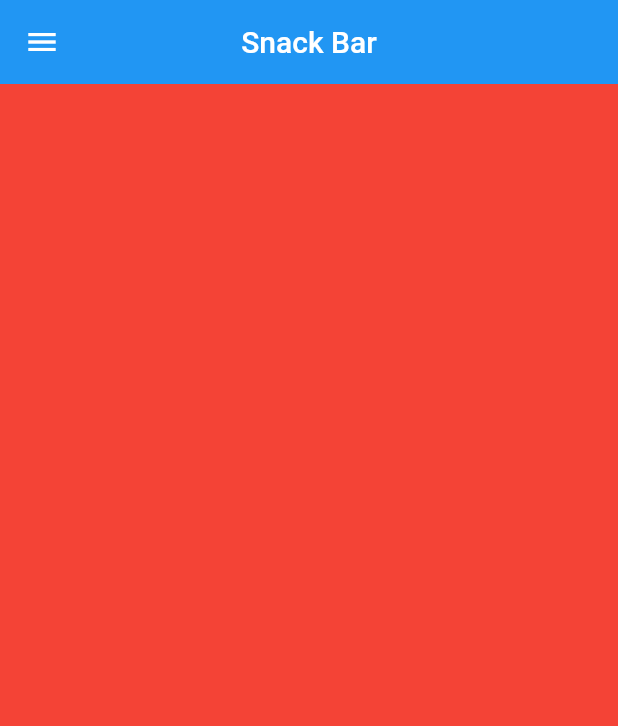
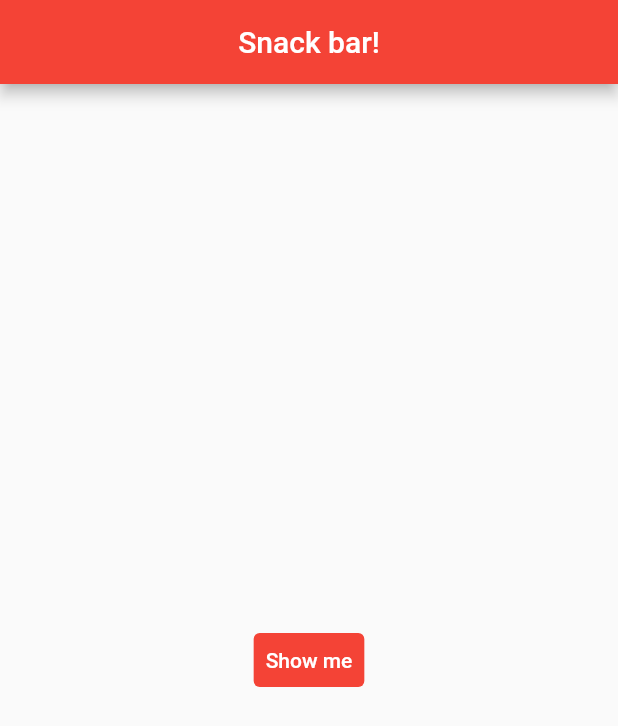
Before and after one commit to keimindev/flutter_prac, a Flutter app: the screen it shows after launch, on a phone screen of 412 x 824 dp. Shown: the top 726 px of the screen. Run offline on Flutter 3.47's test engine with Material 2 defaults, Android fonts, the phone set to English and light mode, and no system bars.

Commit message:
03.Snack bar fundemental

```diff
--- a/lib/main.dart
+++ b/lib/main.dart
@@ -14,6 +14,9 @@ class MyApp extends StatelessWidget {
       debugShowCheckedModeBanner: false,
       title: "Snack Bar",
       // 정상적으로 실행되었을 때 제일 먼저 보여주는 곳이 home
+      theme: ThemeData(
+        primarySwatch: Colors.red,
+      ),
       home: MyPage(),
     );
   }
@@ -22,71 +25,29 @@ class MyApp extends StatelessWidget {
 class MyPage extends StatelessWidget {
   @override
   Widget build(BuildContext context) {
-    // web 화면구성을 위해 도와주는 도화지같은 요소 이거 필수임
     return Scaffold(
-      backgroundColor: Colors.red,
         appBar: AppBar(
-        title: Text('Snack Bar'),
+          title: Text('Snack bar!'),
           centerTitle: true,
-        elevation: 0.0,
         ),
-      drawer: Drawer(
-        child: ListView(
-          padding: EdgeInsets.zero,
-          children: <Widget>[
-            UserAccountsDrawerHeader(
-              currentAccountPicture: CircleAvatar(
-                backgroundImage: AssetImage('assets/moon.png'),
-                backgroundColor: Colors.white,
+        body: Builder(
+          builder: (BuildContext ctx) {
+            return Center(
+              child: TextButton(
+                style: ButtonStyle(
+                    backgroundColor: MaterialStateProperty.all(Colors.red)),
+                child: Text(
+                  'Show me',
+                  style: TextStyle(color: Colors.white),
                 ),
-              otherAccountsPictures: <Widget>[
-                CircleAvatar(
-                  backgroundImage: AssetImage('assets/redux.png'),
-                  backgroundColor: Colors.white,
-                ),
-              ],
-              accountName: Text('Moon'),
-              accountEmail: Text('moon@gmail.com'),
-              onDetailsPressed: () {
-                print('open drawer');
+                onPressed: () {
+                  ScaffoldMessenger.of(ctx).showSnackBar(SnackBar(
+                    content: Text('Hellow'),
+                  ));
                 },
-              decoration: BoxDecoration(
-                  color: Colors.red[200],
-                  borderRadius: BorderRadius.only(
-                    bottomLeft: Radius.circular(30.0),
-                    bottomRight: Radius.circular(30.0),
-                  )),
-            ),
-            ListTile(
-              leading: Icon(Icons.home, color: Colors.grey[850]),
-              title: Text("Home"),
-              //gesture
-              onTap: () {
-                print('Home is clicked');
-              },
-              trailing: Icon(Icons.add),
-            ),
-            ListTile(
-              leading: Icon(Icons.settings, color: Colors.grey[850]),
-              title: Text("Setting"),
-              //gesture
-              onTap: () {
-                print('Setting is clicked');
-              },
-              trailing: Icon(Icons.add),
-            ),
-            ListTile(
-              leading: Icon(Icons.question_answer, color: Colors.grey[850]),
-              title: Text("Q&A"),
-              //gesture
-              onTap: () {
-                print('Q&A is clicked');
-              },
-              trailing: Icon(Icons.add),
-            ),
-          ],
-        ),
               ),
             );
+          },
+        ));
   }
 }
```
Lines whose indentation alone changed are shown as unchanged.
